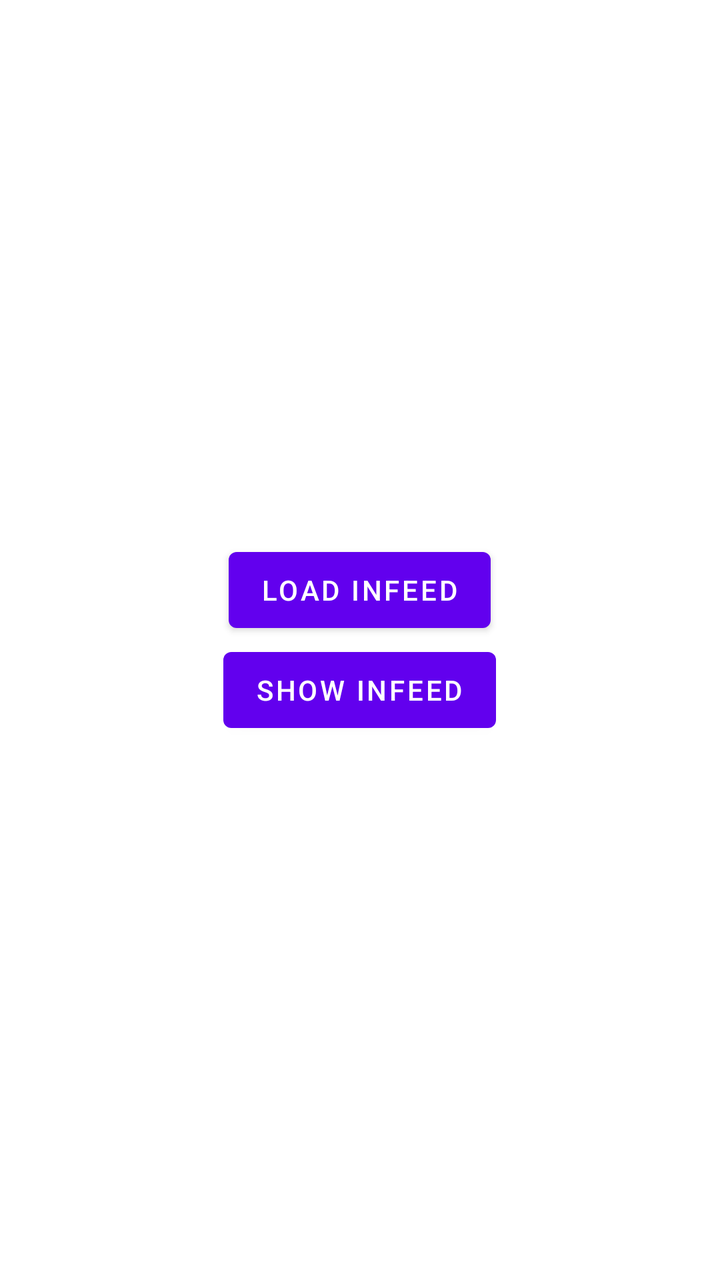
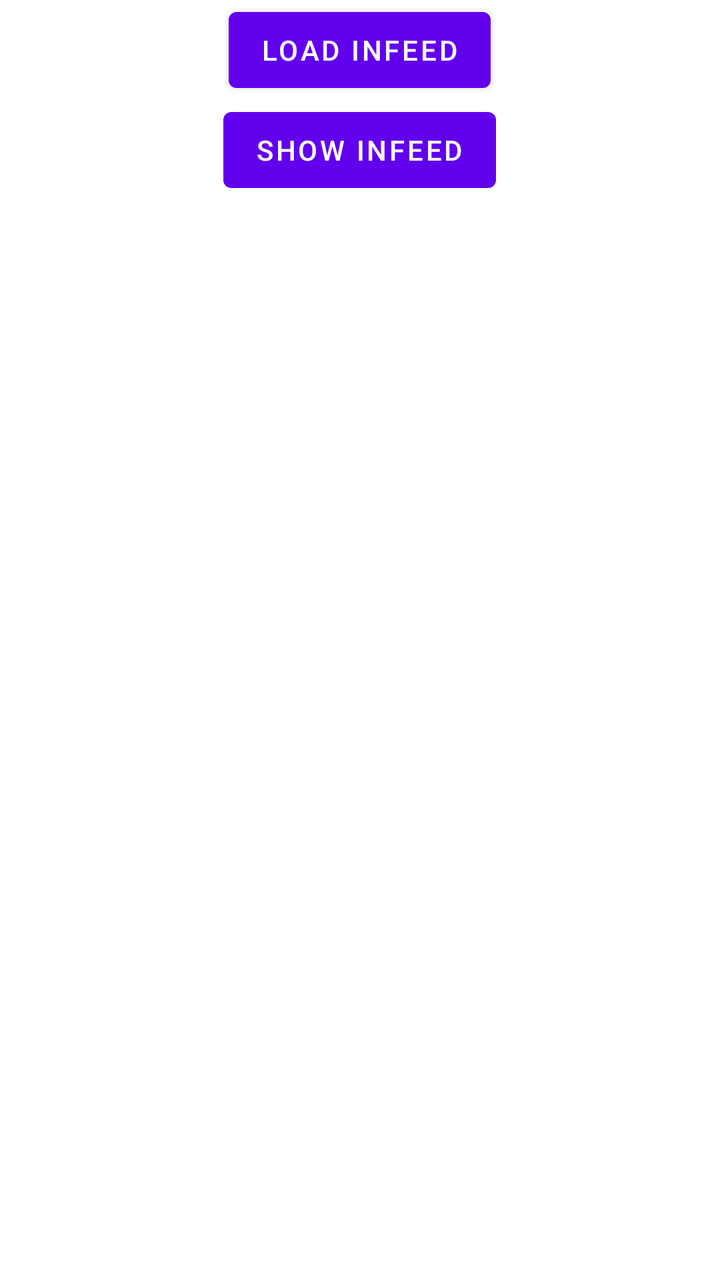

Compare the two renders of this Android layout. The source of the first and the diff that turns it into the second are given below.
<!-- AndroidManifest.xml: application theme Theme.IronSource_Android -->
<!-- res/layout/fragment_infeed.xml -->
<?xml version="1.0" encoding="utf-8"?>
<androidx.constraintlayout.widget.ConstraintLayout xmlns:android="http://schemas.android.com/apk/res/android"
    xmlns:app="http://schemas.android.com/apk/res-auto"
    xmlns:tools="http://schemas.android.com/tools"
    android:id="@+id/root_infeed"
    android:layout_width="match_parent"
    android:layout_height="match_parent"
    tools:context=".ui.infeed.InfeedFragment">

    <LinearLayout
        android:layout_width="match_parent"
        android:layout_height="wrap_content"
        android:orientation="vertical"
        app:layout_constraintBottom_toBottomOf="parent"
        app:layout_constraintTop_toTopOf="parent"
        app:layout_constraintEnd_toEndOf="parent"
        app:layout_constraintStart_toStartOf="parent"
        android:gravity="center">

        <com.google.android.material.button.MaterialButton
            android:id="@+id/load_infeed"
            android:layout_width="wrap_content"
            android:layout_height="50dp"
            android:text="@string/load_infeed"/>
        <com.google.android.material.button.MaterialButton
            android:id="@+id/show_infeed"
            android:layout_width="wrap_content"
            android:layout_height="50dp"
            android:text="@string/show_infeed"/>
    </LinearLayout>
</androidx.constraintlayout.widget.ConstraintLayout>
<!-- resources referenced by this layout -->
<resources>
  <string name="load_infeed">Load Infeed</string>
  <string name="show_infeed">Show Infeed</string>
  <style name="Theme.IronSource_Android" parent="Theme.MaterialComponents.DayNight.DarkActionBar">
          
          <item name="colorPrimary">@color/purple_500</item>
          <item name="colorPrimaryVariant">@color/purple_700</item>
          <item name="colorOnPrimary">@color/white</item>
          
          <item name="colorSecondary">@color/teal_200</item>
          <item name="colorSecondaryVariant">@color/teal_700</item>
          <item name="colorOnSecondary">@color/black</item>
          
          <item name="android:statusBarColor">?attr/colorPrimaryVariant</item>
          
      </style>
  <color name="purple_500">#FF6200EE</color>
  <color name="purple_700">#FF3700B3</color>
  <color name="white">#FFFFFFFF</color>
  <color name="teal_200">#FF03DAC5</color>
  <color name="teal_700">#FF018786</color>
  <color name="black">#FF000000</color>
</resources>

<!-- the commit's change to res/layout/fragment_infeed.xml (unified diff, before → after) -->
@@ -8,10 +8,10 @@
     tools:context=".ui.infeed.InfeedFragment">
 
     <LinearLayout
+        android:id="@+id/controls"
         android:layout_width="match_parent"
         android:layout_height="wrap_content"
         android:orientation="vertical"
-        app:layout_constraintBottom_toBottomOf="parent"
         app:layout_constraintTop_toTopOf="parent"
         app:layout_constraintEnd_toEndOf="parent"
         app:layout_constraintStart_toStartOf="parent"
@@ -28,4 +28,14 @@
             android:layout_height="50dp"
             android:text="@string/show_infeed"/>
     </LinearLayout>
+
+    <FrameLayout
+        android:id="@+id/ad_container"
+        android:layout_width="match_parent"
+        android:layout_height="0dp"
+        android:layout_marginTop="8dp"
+        app:layout_constraintTop_toBottomOf="@id/controls"
+        app:layout_constraintBottom_toBottomOf="parent"
+        app:layout_constraintEnd_toEndOf="parent"
+        app:layout_constraintStart_toStartOf="parent" />
 </androidx.constraintlayout.widget.ConstraintLayout>
